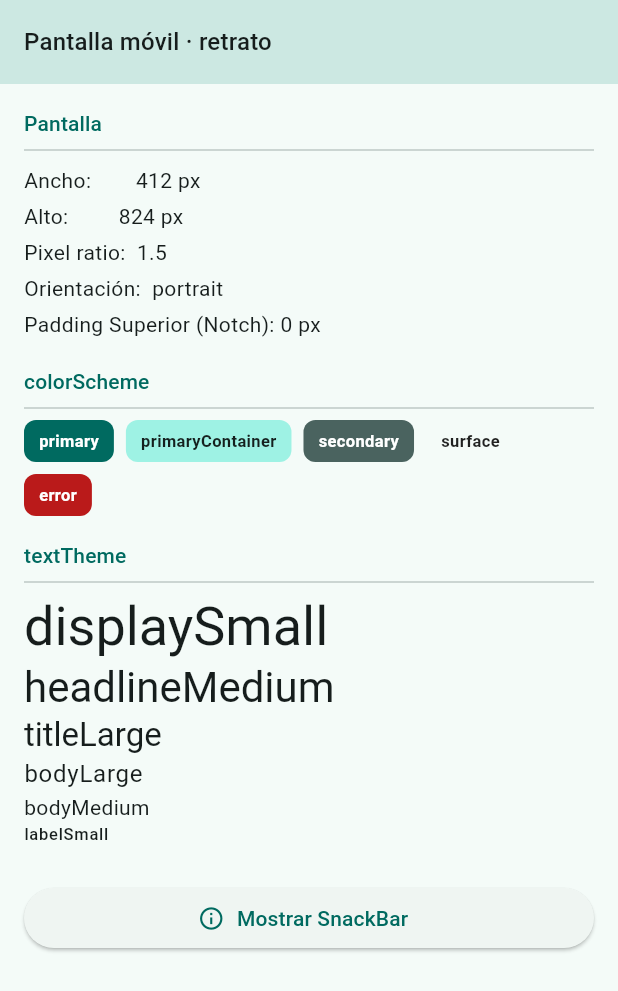
After one commit to Aliii666/programacion_4_manana_mazsorra, a Flutter app: the PantallaContexto screen opened directly, on a phone screen of 412 x 824 dp. The commit adds this screen. Shown: the top 991 px of the screen. Run offline on Flutter 3.47's test engine with Material 3 defaults, Android fonts, the phone set to English and light mode, and no system bars.

Commit message:
18/06/26

```diff
--- /dev/null
+++ b/modulo3/flutter/modulo06_widgets/lib/screens/pantalla_contexto.dart
@@ -0,0 +1,133 @@
+import 'package:flutter/material.dart';
+
+class PantallaContexto extends StatelessWidget {
+  const PantallaContexto({super.key});
+
+  @override
+  Widget build(BuildContext context) {
+    // ── Tema ──────────────────────────────────────────────────────
+    final tema    = Theme.of(context);
+    final colores = tema.colorScheme;
+
+    // ── Pantalla ──────────────────────────────────────────────────
+    final tamanio   = MediaQuery.sizeOf(context);
+    final esMovil   = tamanio.width < 600;
+    final esRetrato = MediaQuery.orientationOf(context) == Orientation.portrait;
+
+    return Scaffold(
+      backgroundColor: colores.surface,
+      appBar: AppBar(
+        backgroundColor: colores.secondaryContainer, // Ejercicio 3: Reemplazado primaryContainer por secondaryContainer
+        foregroundColor: colores.onSecondaryContainer,
+        title: Text(
+          'Pantalla ${esMovil ? "móvil" : "tablet"} · ${esRetrato ? "retrato" : "paisaje"}',
+          style: tema.textTheme.titleMedium,
+        ),
+      ),
+      body: ListView(
+        padding: const EdgeInsets.all(16),
+        children: [
+          // ── Información de pantalla ────────────────────────────
+          _Seccion(
+            titulo: 'Pantalla',
+            items: [
+              'Ancho:        ${tamanio.width.toStringAsFixed(0)} px',
+              'Alto:         ${tamanio.height.toStringAsFixed(0)} px',
+              'Pixel ratio:  ${MediaQuery.devicePixelRatioOf(context).toStringAsFixed(1)}',
+              'Orientación:  ${MediaQuery.orientationOf(context).name}',
+              'Padding Superior (Notch): ${MediaQuery.paddingOf(context).top.toStringAsFixed(0)} px', // Ejercicio 4: paddingOf notch
+            ],
+          ),
+          const SizedBox(height: 16),
+
+          // ── Colores del tema ───────────────────────────────────
+          _Seccion(titulo: 'colorScheme', items: []),
+          Wrap(
+            spacing: 8, runSpacing: 8,
+            children: [
+              _ChipColor(nombre: 'primary',          color: colores.primary),
+              _ChipColor(nombre: 'primaryContainer', color: colores.primaryContainer),
+              _ChipColor(nombre: 'secondary',        color: colores.secondary),
+              _ChipColor(nombre: 'surface',          color: colores.surface),
+              _ChipColor(nombre: 'error',            color: colores.error),
+            ],
+          ),
+          const SizedBox(height: 16),
+
+          // ── Tipografía del tema ────────────────────────────────
+          _Seccion(titulo: 'textTheme', items: []),
+          Text('displaySmall',  style: tema.textTheme.displaySmall),
+          Text('headlineMedium', style: tema.textTheme.headlineMedium),
+          Text('titleLarge',    style: tema.textTheme.titleLarge),
+          Text('bodyLarge',     style: tema.textTheme.bodyLarge),
+          Text('bodyMedium',    style: tema.textTheme.bodyMedium),
+          Text('labelSmall',    style: tema.textTheme.labelSmall),
+          const SizedBox(height: 24),
+
+          // ── Acción con BuildContext ────────────────────────────
+          ElevatedButton.icon(
+            onPressed: () {
+              // Ejercicio 6: Acceder a ScaffoldMessenger usando context
+              ScaffoldMessenger.of(context).showSnackBar(
+                SnackBar(
+                  content: const Text('¡Hola! SnackBar mostrado usando BuildContext'),
+                  backgroundColor: colores.secondary,
+                  action: SnackBarAction(
+                    label: 'Cerrar',
+                    textColor: colores.onSecondary,
+                    onPressed: () {},
+                  ),
+                ),
+              );
+            },
+            icon: const Icon(Icons.info_outline),
+            label: const Text('Mostrar SnackBar'),
+          ),
+        ],
+      ),
+    );
+  }
+}
+
+// ── Widgets auxiliares privados — solo usados en este archivo ────────
+
+class _Seccion extends StatelessWidget {
+  final String       titulo;
+  final List<String> items;
+  const _Seccion({required this.titulo, required this.items});
+
+  @override
+  Widget build(BuildContext context) {
+    return Column(
+      crossAxisAlignment: CrossAxisAlignment.start,
+      children: [
+        Text(titulo,
+            style: Theme.of(context).textTheme.labelLarge?.copyWith(
+                color: Theme.of(context).colorScheme.primary)),
+        const Divider(),
+        for (final item in items)
+          Padding(
+            padding: const EdgeInsets.symmetric(vertical: 2),
+            child: Text(item, style: Theme.of(context).textTheme.bodyMedium),
+          ),
+      ],
+    );
+  }
+}
+
+class _ChipColor extends StatelessWidget {
+  final String nombre;
+  final Color  color;
+  const _ChipColor({required this.nombre, required this.color});
+
+  @override
+  Widget build(BuildContext context) {
+    final luminancia = color.computeLuminance();
+    final textoColor = luminancia > 0.4 ? Colors.black87 : Colors.white;
+    return Container(
+      padding:    const EdgeInsets.symmetric(horizontal: 10, vertical: 6),
+      decoration: BoxDecoration(color: color, borderRadius: BorderRadius.circular(8)),
+      child: Text(nombre, style: TextStyle(color: textoColor, fontSize: 11, fontWeight: FontWeight.w600)),
+    );
+  }
+}
```
Also changed, not shown: modulo3/flutter/modulo06_widgets/lib/main.dart (+89 -1 lines), modulo3/flutter/modulo06_widgets/lib/widgets/contador_limitado.dart (added, +84 -0 lines), modulo3/flutter/modulo06_widgets/lib/widgets/etiqueta.dart (added, +43 -0 lines), modulo3/flutter/modulo06_widgets/lib/widgets/indicador.dart (added, +53 -0 lines), modulo3/flutter/modulo06_widgets/lib/widgets/reloj.dart (added, +142 -0 lines), modulo3/flutter/modulo06_widgets/lib/widgets/servicio_estado.dart (added, +140 -0 lines), 1 other file.
